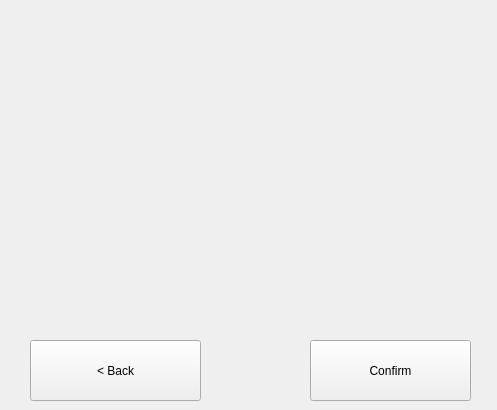
The window that client/client/gui/widgets/customsuminput.ui (eugeniashurko/ATM) describes before a commit, drawn with Qt 5.
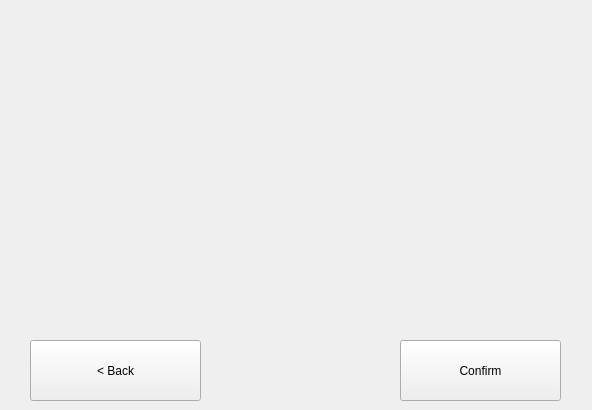
The same window after the commit.

Diff of the .ui file:
```diff
--- a/client/client/gui/widgets/customsuminput.ui
+++ b/client/client/gui/widgets/customsuminput.ui
@@ -6,7 +6,7 @@
    <rect>
     <x>0</x>
     <y>0</y>
-    <width>497</width>
+    <width>592</width>
     <height>410</height>
    </rect>
   </property>
@@ -18,7 +18,7 @@
     <rect>
      <x>40</x>
      <y>10</y>
-     <width>411</width>
+     <width>521</width>
      <height>311</height>
     </rect>
    </property>
@@ -27,7 +27,7 @@
   <widget class="QPushButton" name="confirmButton">
    <property name="geometry">
     <rect>
-     <x>310</x>
+     <x>400</x>
      <y>340</y>
      <width>161</width>
      <height>61</height>
```
